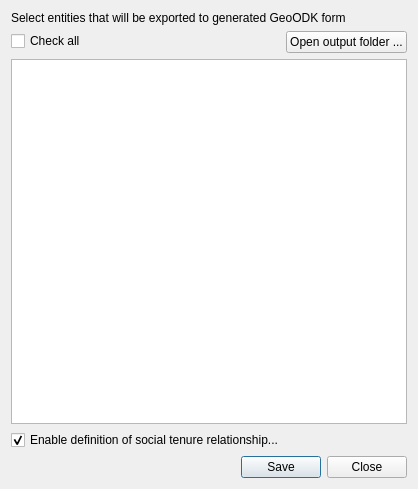
Before: the Qt Designer form ui/ui_geoodk_converter.ui in gltn/stdm, drawn with Qt 5.
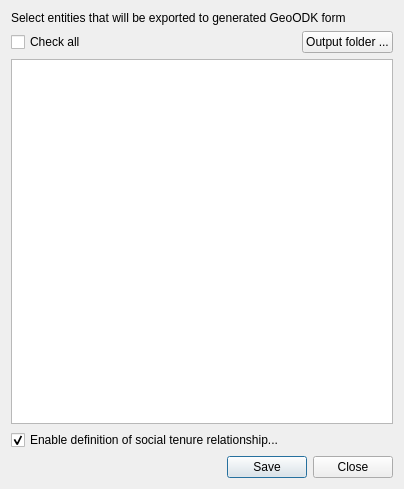
After: the same form once the commit is applied.

Commit message: Enhanced username to be all in lowercase

```diff
--- a/ui/ui_geoodk_converter.ui
+++ b/ui/ui_geoodk_converter.ui
@@ -25,24 +25,31 @@
     </widget>
    </item>
    <item>
-    <layout class="QFormLayout" name="formLayout">
-     <property name="fieldGrowthPolicy">
-      <enum>QFormLayout::AllNonFixedFieldsGrow</enum>
-     </property>
-     <property name="horizontalSpacing">
-      <number>200</number>
-     </property>
-     <item row="0" column="0">
+    <layout class="QHBoxLayout" name="horizontalLayout">
+     <item>
       <widget class="QCheckBox" name="chk_all">
        <property name="text">
         <string>Check all</string>
        </property>
       </widget>
      </item>
-     <item row="0" column="1">
+     <item>
+      <spacer name="horizontalSpacer">
+       <property name="orientation">
+        <enum>Qt::Horizontal</enum>
+       </property>
+       <property name="sizeHint" stdset="0">
+        <size>
+         <width>40</width>
+         <height>20</height>
+        </size>
+       </property>
+      </spacer>
+     </item>
+     <item>
       <widget class="QPushButton" name="btnShowOutputFolder">
        <property name="text">
-        <string>Open output folder ...</string>
+        <string>Output folder ...</string>
        </property>
       </widget>
      </item>
```
The commit also changes 2 other files.
